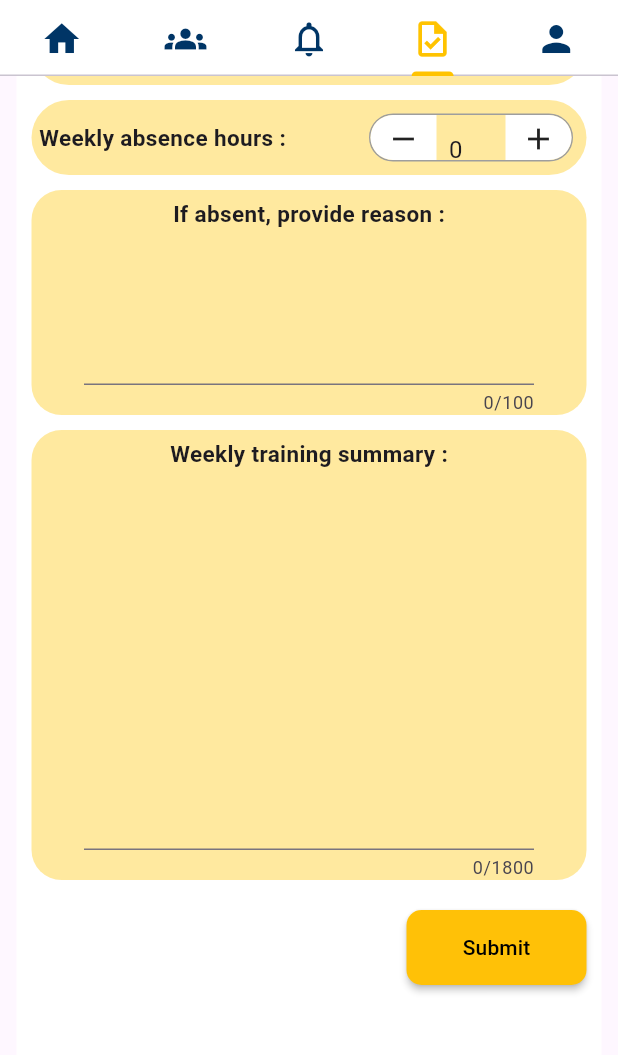
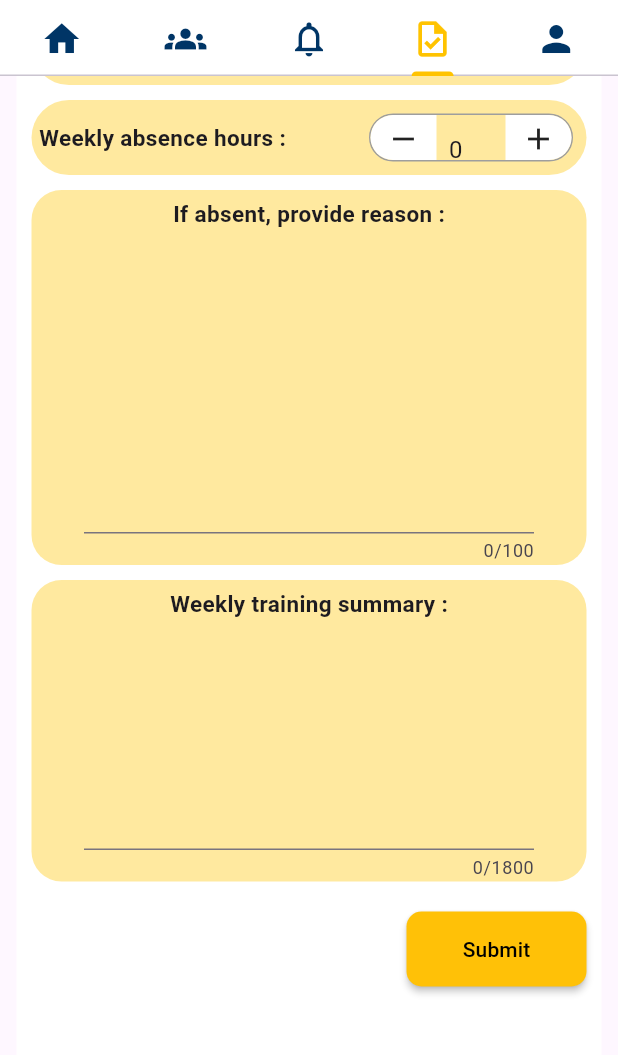
Before and after one commit to dwaikat-dalia/StudentPART_Dwaikat, a Flutter app: the screen it shows after launch, tab 4 chosen, scrolled down 542 dp, on a phone screen of 412 x 824 dp, the part 80-1135 px from its top. Run offline on Flutter 3.47's test engine with Material 3 defaults, Android fonts, the phone set to English and light mode, and no system bars; our stand-ins replace file_picker, grouped_list, image_picker, readmore, smooth_page_indicator.

Commit message:
ALL student Part finished

```diff
--- a/trainlink_student/lib/Tabs/home.dart
+++ b/trainlink_student/lib/Tabs/home.dart
@@ -176,7 +176,6 @@ class _HomeScreenState extends State<HomeScreen> {
                         alignment: Alignment.center,
                         onChanged: (String? newValue) {
                           setState(() {
-
                             if (newValue == "Nothing") {
                               dropdownValue = null;
                             } else {
@@ -528,7 +527,7 @@ class _HomeScreenState extends State<HomeScreen> {
             children: <Widget>[
               Container(
                 width: 390.0,
-                height: 50.0,
+                height: 60.0,
                 margin: EdgeInsets.only(top: 10, bottom: 10),
                 // color: Color(0xff003566),
                 child: Row(
--- a/trainlink_student/lib/Tabs/reports.dart
+++ b/trainlink_student/lib/Tabs/reports.dart
@@ -361,7 +361,7 @@ class _Reports22State extends State<Reports22> {
                           decoration: BoxDecoration(
                               color: Color.fromARGB(96, 255, 196, 0),
                               borderRadius: BorderRadius.circular(20)),
-                          height: 150,
+                          height: 250,
                           width: 410,
                           padding: EdgeInsets.all(5),
                           child: Column(
@@ -393,7 +393,7 @@ class _Reports22State extends State<Reports22> {
                           decoration: BoxDecoration(
                               color: Color.fromARGB(96, 255, 196, 0),
                               borderRadius: BorderRadius.circular(20)),
-                          height: 300,
+                          // height: 400,
                           width: 410,
                           padding: EdgeInsets.all(5),
                           child: Column(
@@ -406,7 +406,7 @@ class _Reports22State extends State<Reports22> {
                               ),
                               Container(
                                 width: 300,
-                                height: 270,
+                                height: 170,
                                 // color: Colors.red,
                                 child: TextField(
                                   maxLength: 1800,
--- a/trainlink_student/lib/companyPage.dart
+++ b/trainlink_student/lib/companyPage.dart
@@ -214,9 +214,9 @@ class _CompanyPageState extends State<CompanyPage> {
               Row(
                 children: <Widget>[
                   Container(
-                    width: 390.0,
-                    height: 50.0,
-                    margin: EdgeInsets.only(top: 10, bottom: 10),
+                    //  width: 90.0,
+                    height: 70.0,
+                    //   margin: EdgeInsets.only(top: 10, bottom: 10),
                     // color: Color(0xff003566),
                     child: Row(
                       children: <Widget>[
--- a/trainlink_student/lib/masseges.dart
+++ b/trainlink_student/lib/masseges.dart
@@ -109,8 +109,8 @@ Widget msgMe(photo33, name33, contentpost33, time33, context) {
     onPressed: () {
       Navigator.of(context).push(MaterialPageRoute(
           builder: (context) => MyHomePagee(
-                photo33,
-                name33,
+               name33, photo33,
+
               )));
     },
     // padding: const EdgeInsets.all(8.0),
--- a/trainlink_student/lib/massegesContent.dart
+++ b/trainlink_student/lib/massegesContent.dart
@@ -18,17 +18,19 @@ class Message {
 class MyHomePagee extends StatefulWidget {
   var name;
   var photo;
-  MyHomePagee(this.photo, this.name);
+
+  MyHomePagee(this.name,this.photo);
+
 
   @override
   // ignore: library_private_types_in_public_api
-  _MyHomePageeState createState() => _MyHomePageeState(photo, name);
+  _MyHomePageeState createState() => _MyHomePageeState(this.name,this.photo);
 }
 
 class _MyHomePageeState extends State<MyHomePagee> {
   String name;
   String photo;
-  _MyHomePageeState(this.photo, this.name);
+  _MyHomePageeState(this.name,this.photo);
   List<Message> messages = [
     Message(
         text: 'Ok Boss, Do not worry , and thanks again 🤜🤛',
```
Also changed, not shown: trainlink_student/lib/groupHomePage.dart (+4 -3 lines), trainlink_student/pubspec.lock.
